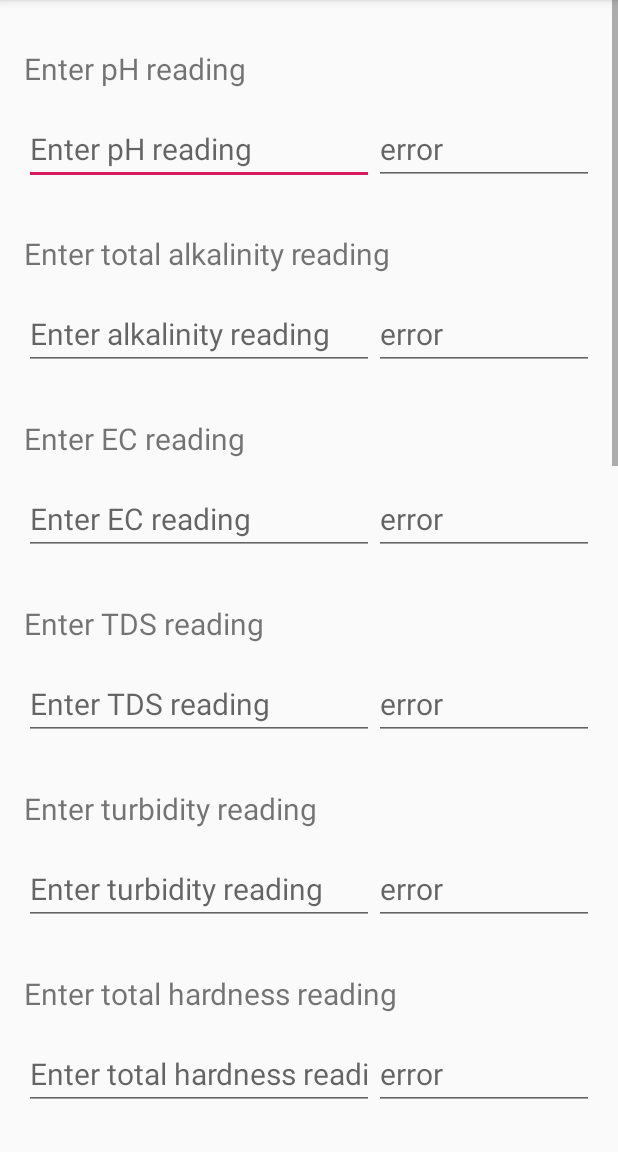
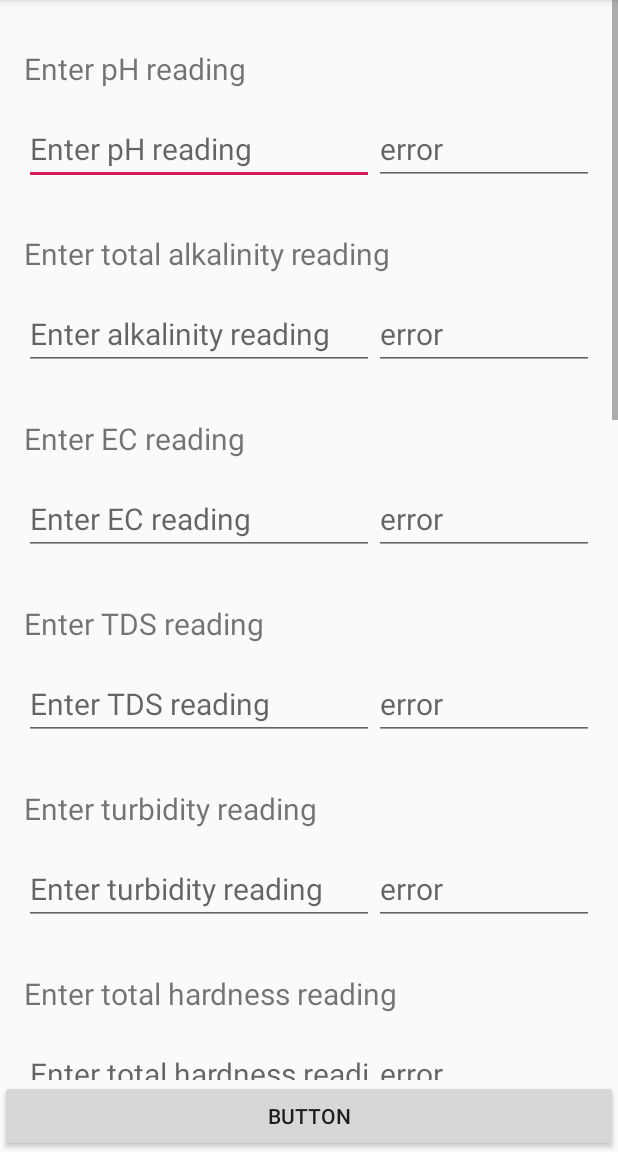
Before and after one commit to tlvme/AppProject, an Android app: the WaterSampleActivity screen opened directly, with no data from a screen before it, on a phone screen of 412 x 824 dp, the part 84-1236 px from its top. Run offline under Robolectric (Android 15) with nearby library versions, the phone set to English and light mode, and no system bars.

Commit message:
updated water sample activity

```diff
--- a/app/src/main/res/layout/activity_water_sample.xml
+++ b/app/src/main/res/layout/activity_water_sample.xml
@@ -9,7 +9,8 @@
 
     <ScrollView
         android:layout_width="match_parent"
-        android:layout_height="wrap_content">
+        android:layout_height="wrap_content"
+        android:layout_weight="0.8">
     <LinearLayout
         android:layout_width="match_parent"
         android:layout_height="wrap_content"
@@ -584,11 +585,12 @@
 
     </LinearLayout>
 
-        <Button
-            android:id="@+id/button"
-            android:layout_width="match_parent"
-            android:layout_height="wrap_content"
-            android:text="Button" />
     </LinearLayout>
     </ScrollView>
+
+    <Button
+        android:id="@+id/button2"
+        android:layout_width="match_parent"
+        android:layout_height="wrap_content"
+        android:text="Button" />
 </LinearLayout>
```
